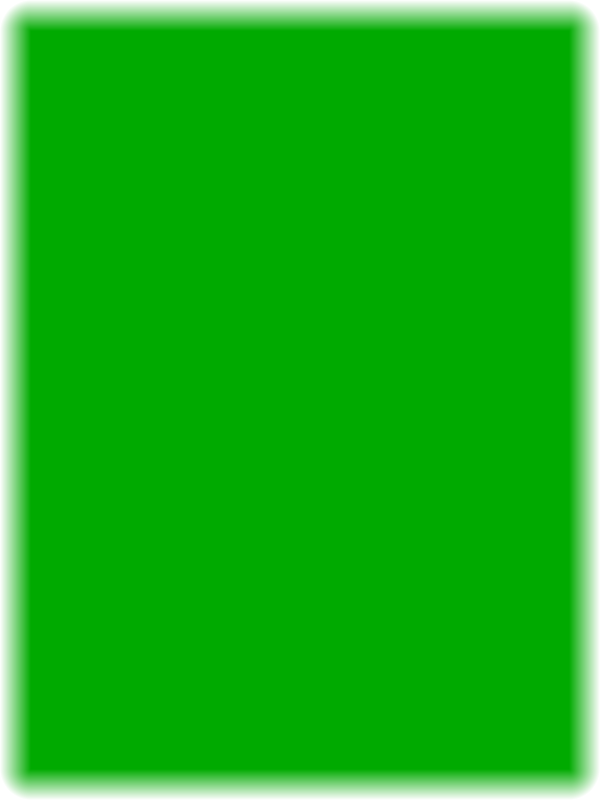
Old version of the form GenshinImpact_TianLi/TianLiQtCommon_MapRect.ui in the repository GengGode/GenshinImpact_TianLi.
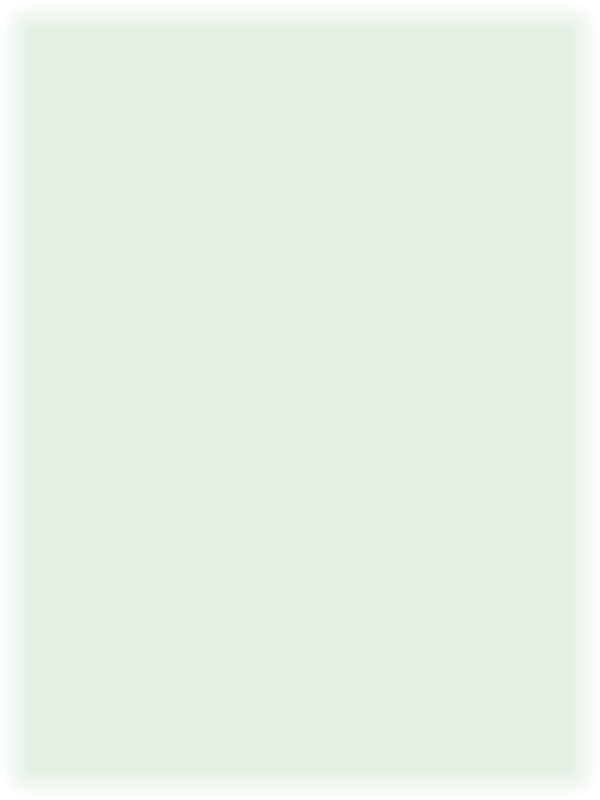
New version of the form.

What changed in the file:
```diff
--- a/GenshinImpact_TianLi/TianLiQtCommon_MapRect.ui
+++ b/GenshinImpact_TianLi/TianLiQtCommon_MapRect.ui
@@ -25,7 +25,7 @@
    <property name="styleSheet">
     <string notr="true">QLabel
 {
-background-color:rgb(0, 170, 0);
+background-color:rgba(0, 255, 0,12);
 }</string>
    </property>
    <property name="text">
```
